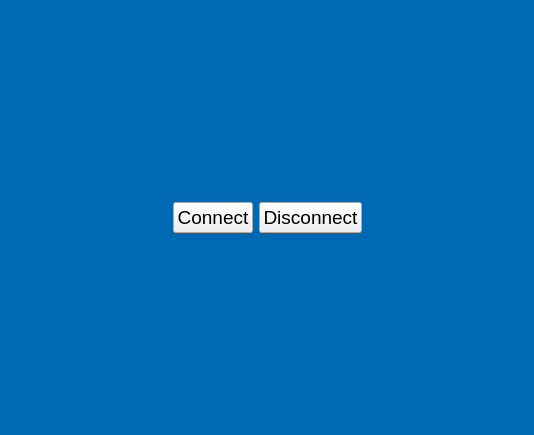
Before: the Qt Designer form TOSV-GUI.ui in trinamic/TOSV-UserInterface, drawn with Qt 5; both pictures show x 175 to 709 and y 0 to 435 of the 893 by 435 pixel window.
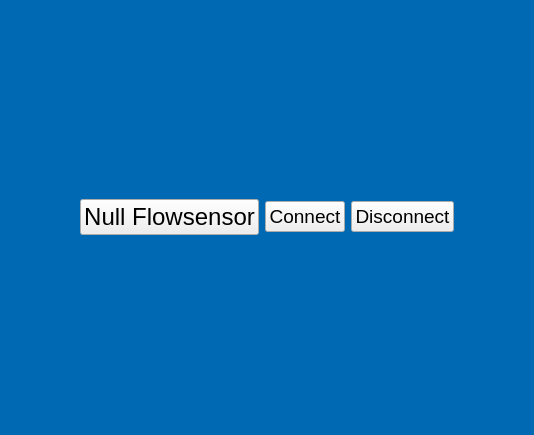
After: the same form once the commit is applied. The open tabs and pages were chosen to show the change. Icons and pictures are not drawn. Custom widgets are drawn as their Qt base class.

Commit message: added flow and volume to graphs.

```diff
--- a/TOSV-GUI.ui
+++ b/TOSV-GUI.ui
@@ -1297,6 +1297,18 @@
            </property>
           </spacer>
          </item>
+         <item>
+          <widget class="QPushButton" name="NullFlowsensorButton">
+           <property name="font">
+            <font>
+             <pointsize>18</pointsize>
+            </font>
+           </property>
+           <property name="text">
+            <string>Null Flowsensor</string>
+           </property>
+          </widget>
+         </item>
          <item>
           <widget class="QPushButton" name="ConnectButton">
            <property name="font">
```
Left out of the diff: 2 changed lines with no effect on the pictures. The commit also changes 2 other files.
